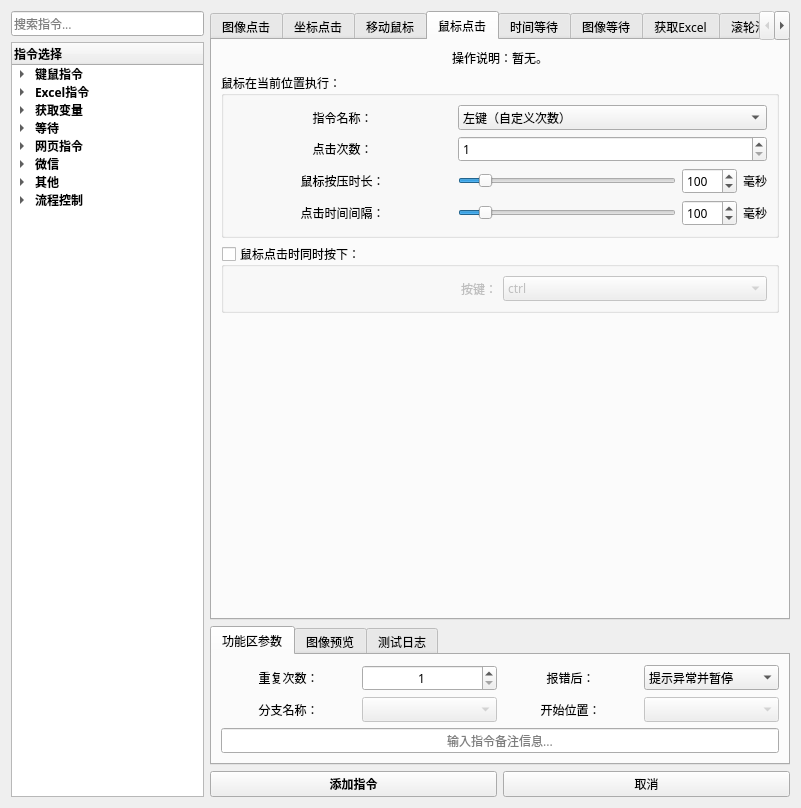
FsterThanLight/automatic_clicker_2, file 窗体/导航窗口.ui: the form before one commit.
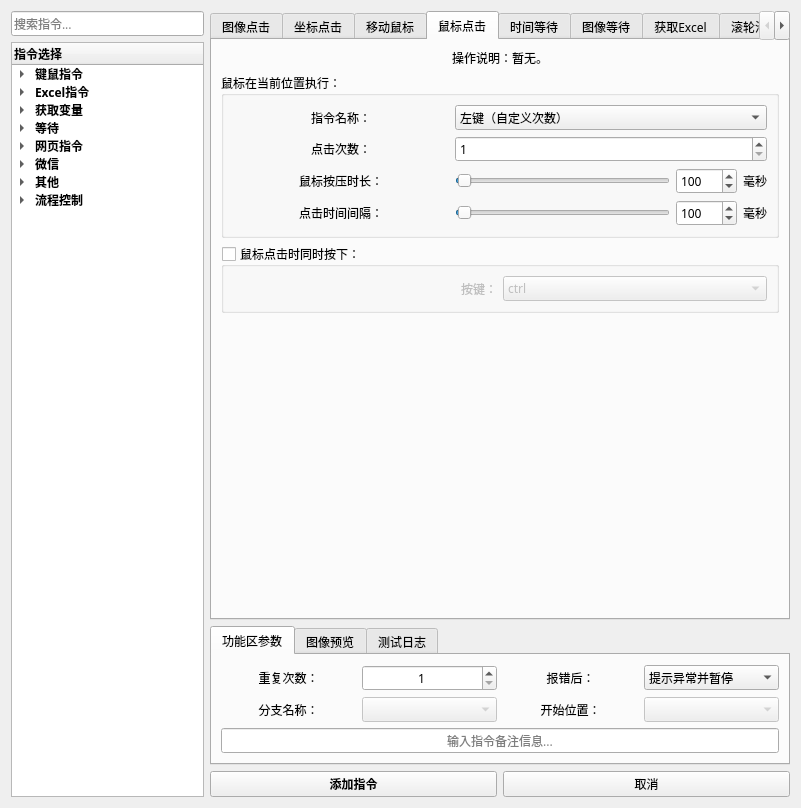
The form after the commit. The open tabs and pages were chosen to show the change. Icons and pictures are not drawn.

What changed in the file:
```diff
--- a/窗体/导航窗口.ui
+++ b/窗体/导航窗口.ui
@@ -1399,7 +1399,7 @@
                  <number>1</number>
                 </property>
                 <property name="maximum">
-                 <number>999</number>
+                 <number>10000</number>
                 </property>
                 <property name="value">
                  <number>100</number>
@@ -1501,7 +1501,7 @@
                  <number>1</number>
                 </property>
                 <property name="maximum">
-                 <number>9999</number>
+                 <number>10000</number>
                 </property>
                 <property name="value">
                  <number>100</number>
@@ -1514,7 +1514,7 @@
                  <number>1</number>
                 </property>
                 <property name="maximum">
-                 <number>9999</number>
+                 <number>10000</number>
                 </property>
                 <property name="value">
                  <number>100</number>
@@ -1527,7 +1527,7 @@
                  <number>1</number>
                 </property>
                 <property name="maximum">
-                 <number>999</number>
+                 <number>10000</number>
                 </property>
                 <property name="value">
                  <number>100</number>
```
Left out of the diff: 4 changed lines with no effect on the pictures.
